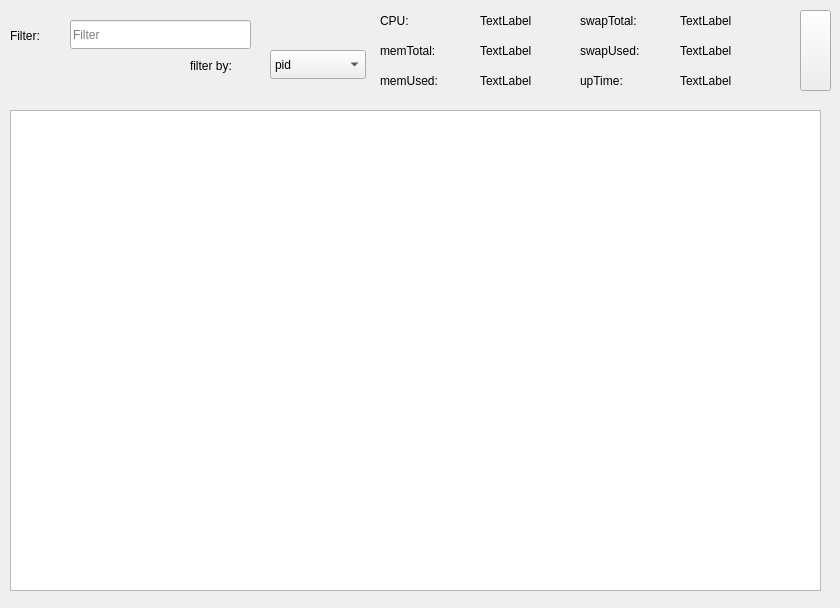
frankenstein27/hqtop, file hqtop/widget.ui: the form before one commit.
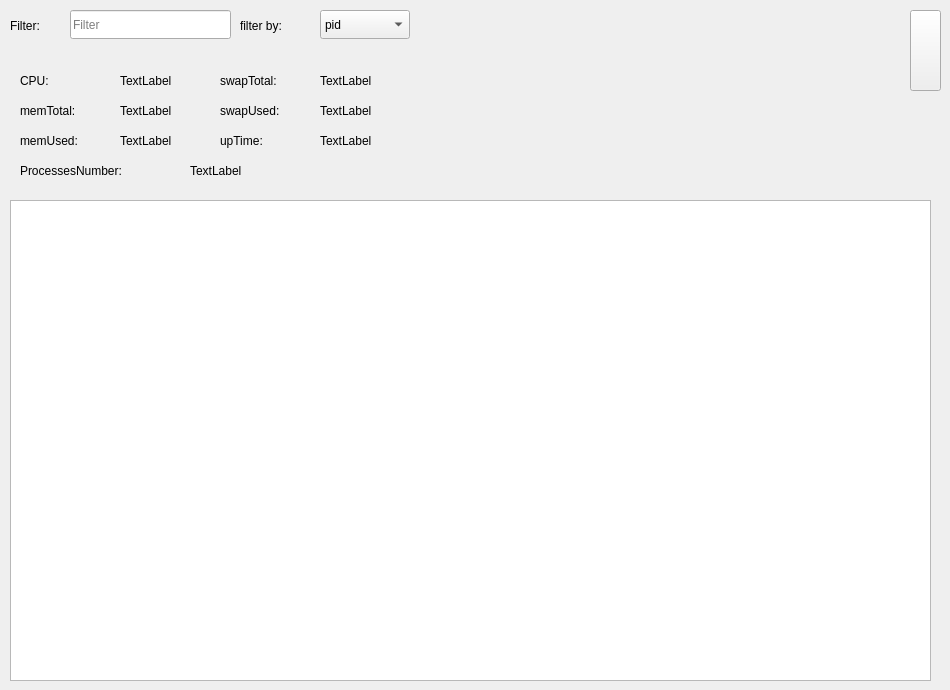
The form after the commit.

Patch:
```diff
--- a/hqtop/widget.ui
+++ b/hqtop/widget.ui
@@ -6,8 +6,8 @@
    <rect>
     <x>0</x>
     <y>0</y>
-    <width>840</width>
-    <height>608</height>
+    <width>950</width>
+    <height>690</height>
    </rect>
   </property>
   <property name="windowTitle">
@@ -16,7 +16,7 @@
   <widget class="QPushButton" name="testPushButton">
    <property name="geometry">
     <rect>
-     <x>800</x>
+     <x>910</x>
      <y>10</y>
      <width>31</width>
      <height>81</height>
@@ -30,8 +30,8 @@
    <property name="geometry">
     <rect>
      <x>10</x>
-     <y>110</y>
-     <width>811</width>
+     <y>200</y>
+     <width>921</width>
      <height>481</height>
     </rect>
    </property>
@@ -39,8 +39,8 @@
   <widget class="QLabel" name="label">
    <property name="geometry">
     <rect>
-     <x>380</x>
-     <y>10</y>
+     <x>20</x>
+     <y>70</y>
      <width>71</width>
      <height>21</height>
     </rect>
@@ -52,8 +52,8 @@
   <widget class="QLabel" name="cpuLabel">
    <property name="geometry">
     <rect>
-     <x>480</x>
-     <y>10</y>
+     <x>120</x>
+     <y>70</y>
      <width>101</width>
      <height>21</height>
     </rect>
@@ -65,8 +65,8 @@
   <widget class="QLabel" name="label_2">
    <property name="geometry">
     <rect>
-     <x>380</x>
-     <y>40</y>
+     <x>20</x>
+     <y>100</y>
      <width>91</width>
      <height>21</height>
     </rect>
@@ -78,8 +78,8 @@
   <widget class="QLabel" name="memTotalLabel">
    <property name="geometry">
     <rect>
-     <x>480</x>
-     <y>40</y>
+     <x>120</x>
+     <y>100</y>
      <width>101</width>
      <height>21</height>
     </rect>
@@ -91,8 +91,8 @@
   <widget class="QLabel" name="label_3">
    <property name="geometry">
     <rect>
-     <x>380</x>
-     <y>70</y>
+     <x>20</x>
+     <y>130</y>
      <width>91</width>
      <height>21</height>
     </rect>
@@ -104,8 +104,8 @@
   <widget class="QLabel" name="memUsedLabel">
    <property name="geometry">
     <rect>
-     <x>480</x>
-     <y>70</y>
+     <x>120</x>
+     <y>130</y>
      <width>101</width>
      <height>21</height>
     </rect>
@@ -117,8 +117,8 @@
   <widget class="QLabel" name="label_4">
    <property name="geometry">
     <rect>
-     <x>580</x>
-     <y>10</y>
+     <x>220</x>
+     <y>70</y>
      <width>91</width>
      <height>21</height>
     </rect>
@@ -130,8 +130,8 @@
   <widget class="QLabel" name="swapTotalLabel">
    <property name="geometry">
     <rect>
-     <x>680</x>
-     <y>10</y>
+     <x>320</x>
+     <y>70</y>
      <width>101</width>
      <height>21</height>
     </rect>
@@ -143,8 +143,8 @@
   <widget class="QLabel" name="label_5">
    <property name="geometry">
     <rect>
-     <x>580</x>
-     <y>40</y>
+     <x>220</x>
+     <y>100</y>
      <width>91</width>
      <height>21</height>
     </rect>
@@ -156,8 +156,8 @@
   <widget class="QLabel" name="swapUsedLabel">
    <property name="geometry">
     <rect>
-     <x>680</x>
-     <y>40</y>
+     <x>320</x>
+     <y>100</y>
      <width>101</width>
      <height>21</height>
     </rect>
@@ -169,8 +169,8 @@
   <widget class="QLabel" name="upTimeLabel">
    <property name="geometry">
     <rect>
-     <x>680</x>
-     <y>70</y>
+     <x>320</x>
+     <y>130</y>
      <width>101</width>
      <height>21</height>
     </rect>
@@ -182,8 +182,8 @@
   <widget class="QLabel" name="label_6">
    <property name="geometry">
     <rect>
-     <x>580</x>
-     <y>70</y>
+     <x>220</x>
+     <y>130</y>
      <width>91</width>
      <height>21</height>
     </rect>
@@ -196,7 +196,7 @@
    <property name="geometry">
     <rect>
      <x>10</x>
-     <y>20</y>
+     <y>10</y>
      <width>51</width>
      <height>31</height>
     </rect>
@@ -209,8 +209,8 @@
    <property name="geometry">
     <rect>
      <x>70</x>
-     <y>20</y>
-     <width>181</width>
+     <y>10</y>
+     <width>161</width>
      <height>29</height>
     </rect>
    </property>
@@ -224,9 +224,9 @@
   <widget class="QComboBox" name="FilterComboBox">
    <property name="geometry">
     <rect>
-     <x>270</x>
-     <y>50</y>
-     <width>96</width>
+     <x>320</x>
+     <y>10</y>
+     <width>90</width>
      <height>29</height>
     </rect>
    </property>
@@ -254,8 +254,8 @@
   <widget class="QLabel" name="label_8">
    <property name="geometry">
     <rect>
-     <x>190</x>
-     <y>50</y>
+     <x>240</x>
+     <y>10</y>
      <width>81</width>
      <height>31</height>
     </rect>
@@ -264,6 +264,32 @@
     <string>filter by:</string>
    </property>
   </widget>
+  <widget class="QLabel" name="label_9">
+   <property name="geometry">
+    <rect>
+     <x>20</x>
+     <y>160</y>
+     <width>161</width>
+     <height>21</height>
+    </rect>
+   </property>
+   <property name="text">
+    <string>ProcessesNumber:</string>
+   </property>
+  </widget>
+  <widget class="QLabel" name="processesNumberLabel">
+   <property name="geometry">
+    <rect>
+     <x>190</x>
+     <y>160</y>
+     <width>81</width>
+     <height>21</height>
+    </rect>
+   </property>
+   <property name="text">
+    <string>TextLabel</string>
+   </property>
+  </widget>
  </widget>
  <resources/>
  <connections/>
```
